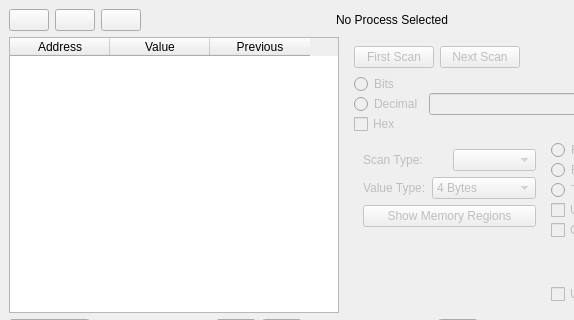
Old version of the form GUI/mainwindow.ui in the repository korcankaraokcu/PINCE; both pictures show x 0 to 574 and y 0 to 320 of the 751 by 659 pixel window.
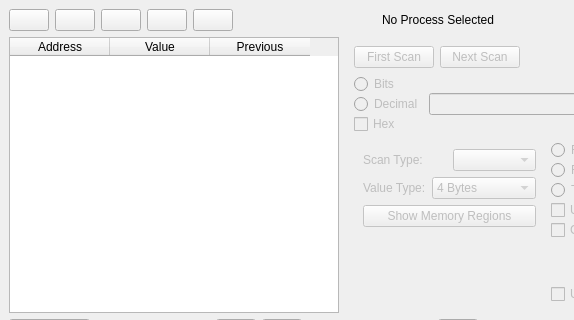
New version of the form.

Commit message: Added Wiki and About sections

```diff
--- a/GUI/mainwindow.ui
+++ b/GUI/mainwindow.ui
@@ -92,6 +92,26 @@
         </property>
        </widget>
       </item>
+      <item>
+       <widget class="QPushButton" name="pushButton_Wiki">
+        <property name="toolTip">
+         <string>Wiki</string>
+        </property>
+        <property name="text">
+         <string/>
+        </property>
+       </widget>
+      </item>
+      <item>
+       <widget class="QPushButton" name="pushButton_About">
+        <property name="toolTip">
+         <string>About</string>
+        </property>
+        <property name="text">
+         <string/>
+        </property>
+       </widget>
+      </item>
       <item>
        <spacer name="horizontalSpacer_6">
         <property name="orientation">
```
The commit also changes 5 other files.
